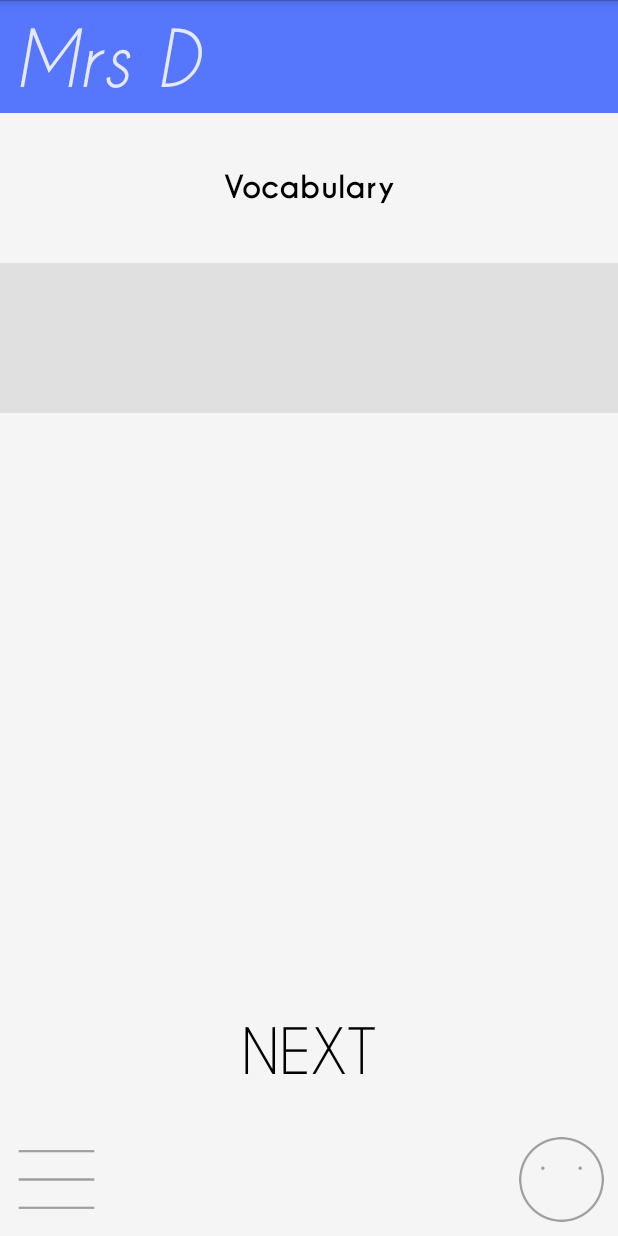
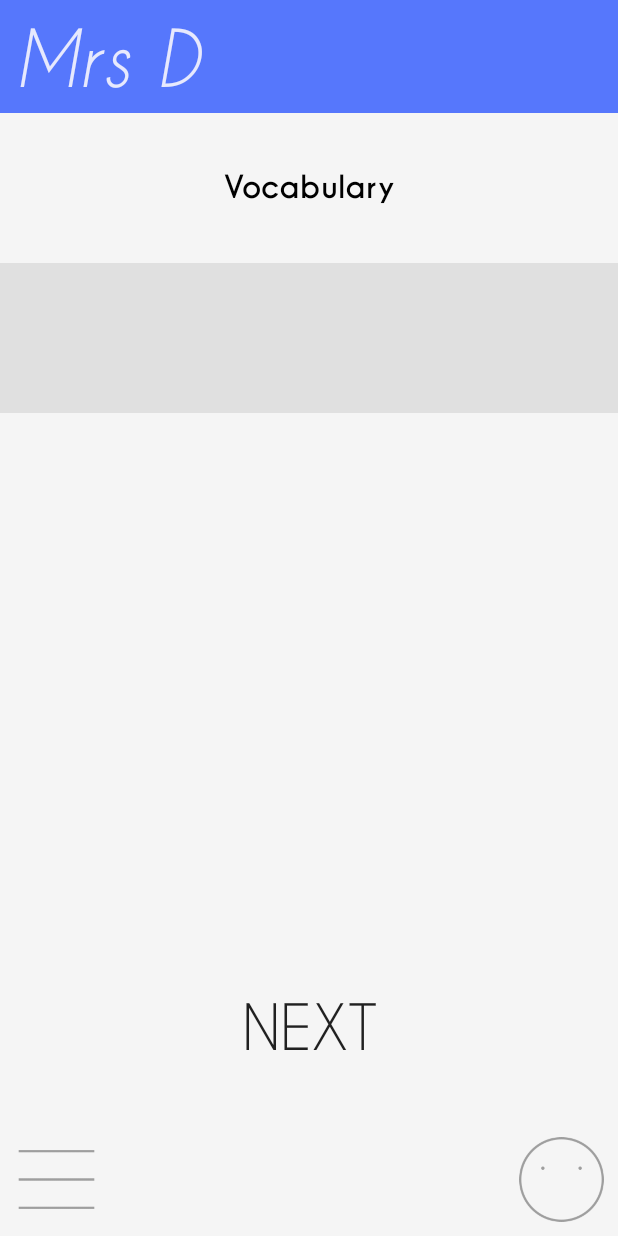
Before and after one commit to YoPox/MrsD, an Android app: the screen it shows after launch (Main), on a phone screen of 412 x 824 dp. Run offline under Robolectric (Android 15) with nearby library versions, the phone set to English and light mode, and no system bars.

Commit message:
L compatibility

```diff
--- a/mobile/build.gradle
+++ b/mobile/build.gradle
@@ -1,13 +1,13 @@
 apply plugin: 'com.android.application'
 
 android {
-    compileSdkVersion 20
-    buildToolsVersion "20.0.0"
+    compileSdkVersion 21
+    buildToolsVersion "21"
 
     defaultConfig {
         applicationId "mrsd.ellectron.com.mrsd"
         minSdkVersion 15
-        targetSdkVersion 20
+        targetSdkVersion 21
         versionCode 12
         versionName "0.5.2"
     }
@@ -24,4 +24,5 @@ dependencies {
     wearApp project(':wear')
     compile 'com.google.android.gms:play-services:5.2.08'
     compile 'com.android.support:support-v13:20.0.0'
+    compile 'com.android.support:cardview-v7:+'
 }
--- a/mobile/src/main/java/mrsd/ellectron/com/mrsd/ListActivity.java
+++ b/mobile/src/main/java/mrsd/ellectron/com/mrsd/ListActivity.java
@@ -6,6 +6,7 @@ import android.content.SharedPreferences;
 import android.graphics.Color;
 import android.graphics.Typeface;
 import android.os.Bundle;
+import android.support.v7.widget.CardView;
 import android.util.Log;
 import android.view.Menu;
 import android.view.MenuItem;
@@ -41,6 +42,7 @@ public class ListActivity extends Activity {
         for (int a = 0; a < cardsNb; a++) {
 
             //TODO: swap TextViews with cards
+            // Oui mais au moins là ça marche
             Button b = new Button(this);
             b.setHeight(200);
             b.setTag(a);
--- a/mobile/src/main/java/mrsd/ellectron/com/mrsd/Main.java
+++ b/mobile/src/main/java/mrsd/ellectron/com/mrsd/Main.java
@@ -335,6 +335,44 @@ public class Main extends Activity {
 
     }
 
+    @Override
+    public void onResume(){
+        super.onResume();
+        //TODO: Check if new words were added
+
+        File file = new File(Environment.getExternalStorageDirectory(), "Documents/Mrs D");
+        File[] files = file.listFiles();
+        wordFinder = new WordFinder();
+        for (int a = 0; a < files.length; a++) {
+            File acttxt = files[a];
+            FileInputStream fis = null;
+            try {
+
+                fis = new FileInputStream(acttxt);
+                BufferedReader br = new BufferedReader(new InputStreamReader(fis));
+
+                wordFinder.addCategory();
+                wordFinder.addName(acttxt.getName());
+
+                SharedPreferences settings = getSharedPreferences(PREFS_NAME, 0);
+                SharedPreferences.Editor editor = settings.edit();
+                editor.putString("n" + Integer.toString(a), acttxt.getName());
+                editor.commit();
+
+                String line = null;
+
+                while ((line = br.readLine()) != null) {
+                    wordFinder.addWord(a, line);
+                }
+                br.close();
+
+            } catch (IOException e) {
+                e.printStackTrace();
+            }
+        }
+
+    }
+
     public void nextD(View view) {
 
         if (check) {
--- a/mobile/src/main/res/layout/activity_main.xml
+++ b/mobile/src/main/res/layout/activity_main.xml
@@ -32,7 +32,8 @@
             android:text="Vocabulary"
             android:id="@+id/textToFind"
             android:textSize="20dp"
-            android:gravity="center" />
+            android:gravity="center"
+            android:textColor="#000000"/>
 
         <TextView
             android:layout_width="fill_parent"
@@ -43,7 +44,8 @@
             android:id="@+id/textAnswer"
             android:layout_gravity="center"
             android:textSize="20dp"
-            android:gravity="center" />
+            android:gravity="center"
+            android:textColor="#000000" />
 
     </LinearLayout>
 
@@ -71,14 +73,14 @@
         android:onClick="switchs" />
 
     <Button
-        android:layout_width="150dp"
-        android:layout_height="wrap_content"
+        android:layout_width="225dp"
+        android:layout_height="80dp"
         android:text="CHECK"
         android:textSize="40dp"
-        android:background="@android:color/transparent"
+        android:background="?android:attr/selectableItemBackground"
         android:id="@+id/buttonNext"
         android:layout_marginBottom="100dp"
         android:layout_gravity="center|bottom"
-        android:onClick="nextD" />
+        android:onClick="nextD"/>
 
 </FrameLayout>
--- /dev/null
+++ b/mobile/src/main/res/values-v21/styles.xml
@@ -0,0 +1,15 @@
+<resources>
+
+    <!-- Base application theme. -->
+    <style name="AppTheme" parent="android:Theme.Material.Light.NoActionBar">
+        <!-- Customize your theme here. -->
+        <!-- Main theme colors -->
+        <!--   your app branding color for the app bar -->
+        <item name="android:colorPrimary">@color/primary</item>
+        <!--   darker variant for the status bar and contextual app bars -->
+        <item name="android:colorPrimaryDark">@color/primary_dark</item>
+        <!--   theme UI controls like checkboxes and text fields -->
+        <item name="android:navigationBarColor">@color/primary_dark</item>
+    </style>
+
+</resources>
--- a/mobile/src/main/res/values/colors.xml
+++ b/mobile/src/main/res/values/colors.xml
@@ -3,4 +3,6 @@
     <color name="top">#5677fc</color>
     <color name="grey">#e0e0e0</color>
     <color name="white">#f5f5f5</color>
+    <color name="primary">#5677fc</color>
+    <color name="primary_dark">#455ede</color>
 </resources>
```
Also changed, not shown: 1 other file.
